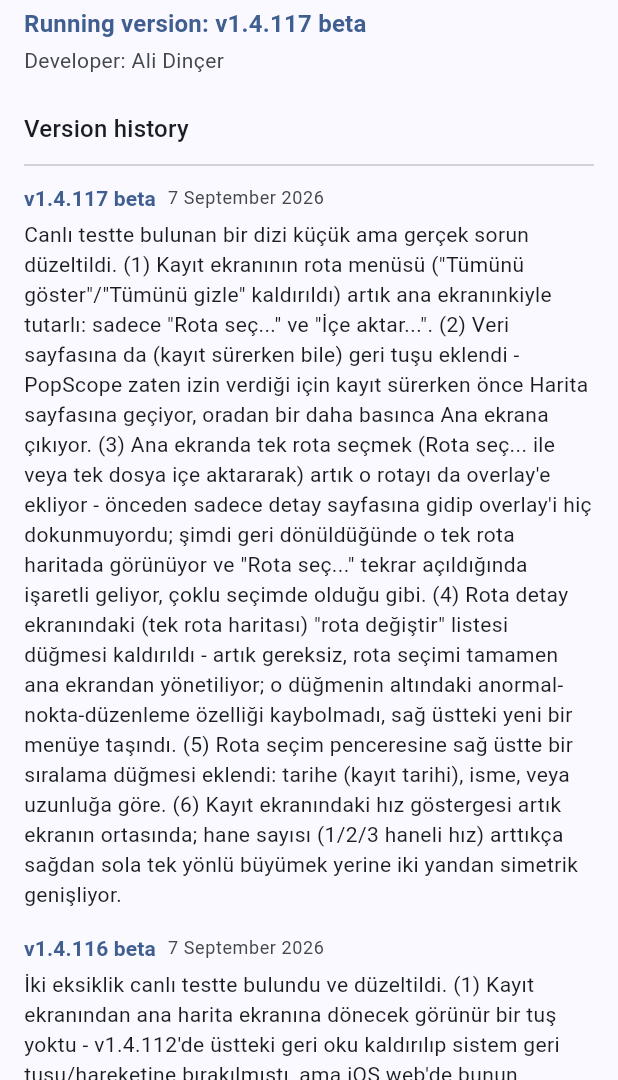
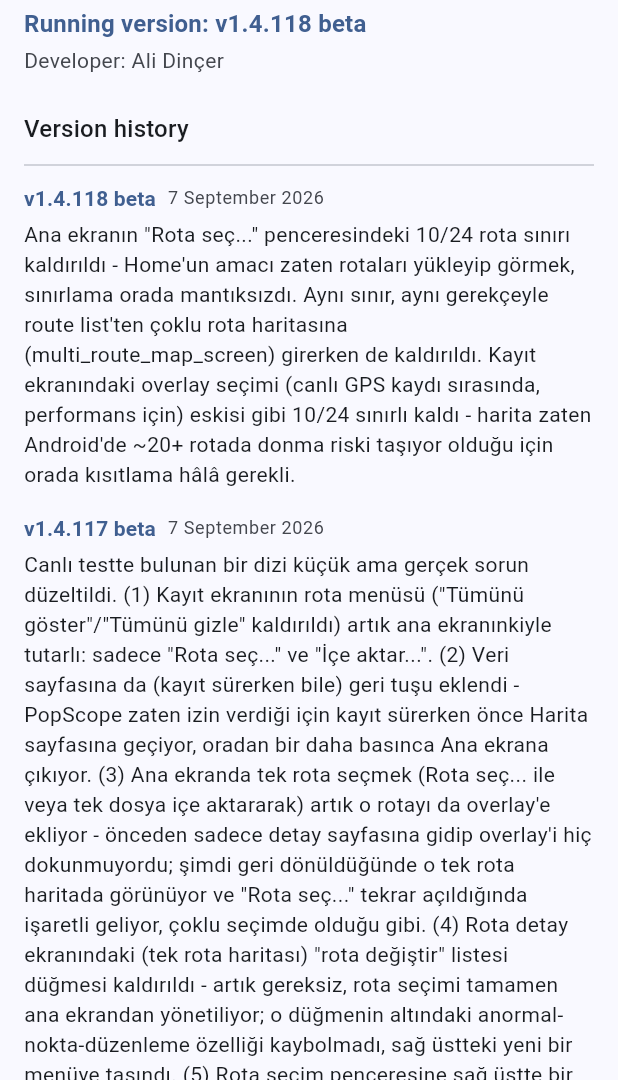
Before and after one commit to alid67-git/RideAtlas, a Flutter app: the AboutScreen screen opened directly, on a phone screen of 412 x 824 dp, the part 156-1236 px from its top. Run offline on Flutter 3.47's test engine with Material 3 defaults, Android fonts, the phone set to English and light mode, and no system bars; our stand-ins replace battery_plus, file_picker, fl_chart, flutter_map, geolocator, hive and 7 more; missing offline and left inert: dart:js_interop, exif, gpx, photo_manager; accounts and stored records are empty; generated files the repository leaves out were written again.

Commit message:
v1.4.118: remove route-count cap on Home/route-list map viewers
Home's map and the route-list's multi-route viewer exist to load and view
routes, so the 10/24 soft/hard cap warning dialogs made no sense there -
removed them, both now accept any selection size directly. The recording
screen's overlay picker keeps its cap: a live GPS session is already
CPU/battery constrained, so limiting how many routes it draws is still
warranted.

Co-Authored-By: Claude Sonnet 5 <noreply@anthropic.com>
Claude-Session: https://claude.ai/code/session_01YTSbZpdBLMKutPZoQy99E9

```diff
--- a/lib/build_info.dart
+++ b/lib/build_info.dart
@@ -1,15 +1,9 @@
 /// Bumped by hand on every push so the running build can be eyeballed on
 /// screen (Chrome tabs / dev servers can otherwise silently serve stale JS).
-const String kAppBuildLabel = 'v1.4.117 beta';
+const String kAppBuildLabel = 'v1.4.118 beta';
 
 /// Shown once, in a dialog, the first time this build label is seen.
 const String kAppBuildNote =
-    'Kayıt ekranındaki rota menüsü sadeleşti (sadece Rota seç.../İçe '
-    'aktar...), Veri sayfasına da (kayıt sürerken bile) geri tuşu eklendi. '
-    'Tek rota seçimi/dosyası artık ana ekranın izlerine de ekleniyor, '
-    'geriye dönünce orada görünüyor ve "Rota seç..." tekrar açıldığında '
-    'işaretli geliyor. Rota detay ekranındaki gereksiz rota değiştirme '
-    'düğmesi kaldırıldı (anormal nokta düzenleme artık sağ üstteki menüde). '
-    'Rota seçim penceresine sıralama eklendi (tarih/isim/uzunluk). Kayıt '
-    'ekranındaki hız göstergesi artık ortalı, hane sayısı arttıkça iki '
-    'yandan simetrik büyüyor.';
+    'Ana ekranın "Rota seç..." penceresinde artık rota sayısı sınırı yok - '
+    'amaç zaten rotaları yükleyip görmek. Sınır sadece kayıt ekranındaki '
+    'canlı GPS kaydı sırasında (performans için) geçerli.';
--- a/lib/changelog.dart
+++ b/lib/changelog.dart
@@ -19,6 +19,19 @@ class ChangelogEntry {
 }
 
 const kChangelog = <ChangelogEntry>[
+  ChangelogEntry(
+    version: 'v1.4.118 beta',
+    date: '2026-09-07',
+    note:
+        'Ana ekranın "Rota seç..." penceresindeki 10/24 rota sınırı '
+        'kaldırıldı - Home\'un amacı zaten rotaları yükleyip görmek, '
+        'sınırlama orada mantıksızdı. Aynı sınır, aynı gerekçeyle route '
+        'list\'ten çoklu rota haritasına (multi_route_map_screen) girerken '
+        'de kaldırıldı. Kayıt ekranındaki overlay seçimi (canlı GPS kaydı '
+        'sırasında, performans için) eskisi gibi 10/24 sınırlı kaldı - '
+        'harita zaten Android\'de ~20+ rotada donma riski taşıyor olduğu '
+        'için orada kısıtlama hâlâ gerekli.',
+  ),
   ChangelogEntry(
     version: 'v1.4.117 beta',
     date: '2026-09-07',
```
Also changed, not shown: lib/screens/home_map_screen.dart (+4 -53 lines), lib/screens/multi_route_map_screen.dart (+1 -55 lines).
